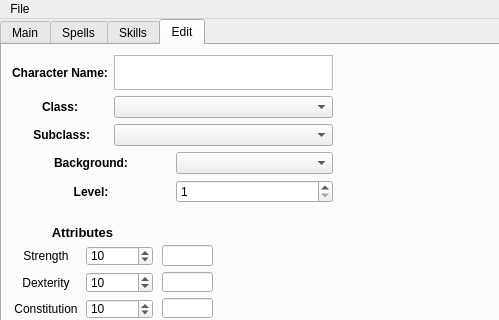
Qt form Project/CharacterBuilder.ui (Mgarci17/CharacterCreator) before a commit; both pictures show x 0 to 499 and y 0 to 320 of the 800 by 600 pixel window.
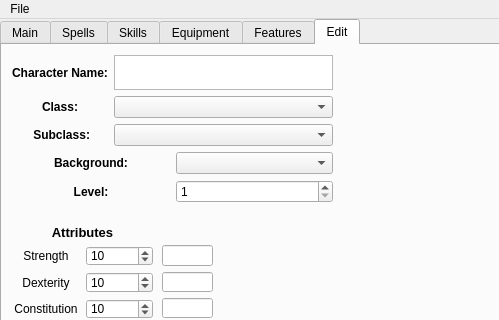
The same form after that commit. The open tabs and pages were chosen to show the change.

Commit message:
added equipment and features page
Equipment and features added some improvements made to the skills page, to initially allow value changes in the lineEdit UI elements

```diff
--- a/Project/CharacterBuilder.ui
+++ b/Project/CharacterBuilder.ui
@@ -437,6 +437,16 @@
       </layout>
      </widget>
     </widget>
+    <widget class="QWidget" name="tab">
+     <attribute name="title">
+      <string>Equipment</string>
+     </attribute>
+    </widget>
+    <widget class="QWidget" name="tab_2">
+     <attribute name="title">
+      <string>Features</string>
+     </attribute>
+    </widget>
     <widget class="QWidget" name="edit_tab">
      <attribute name="title">
       <string>Edit</string>
```
Left out of the diff: 2 changed lines with no effect on the pictures.
